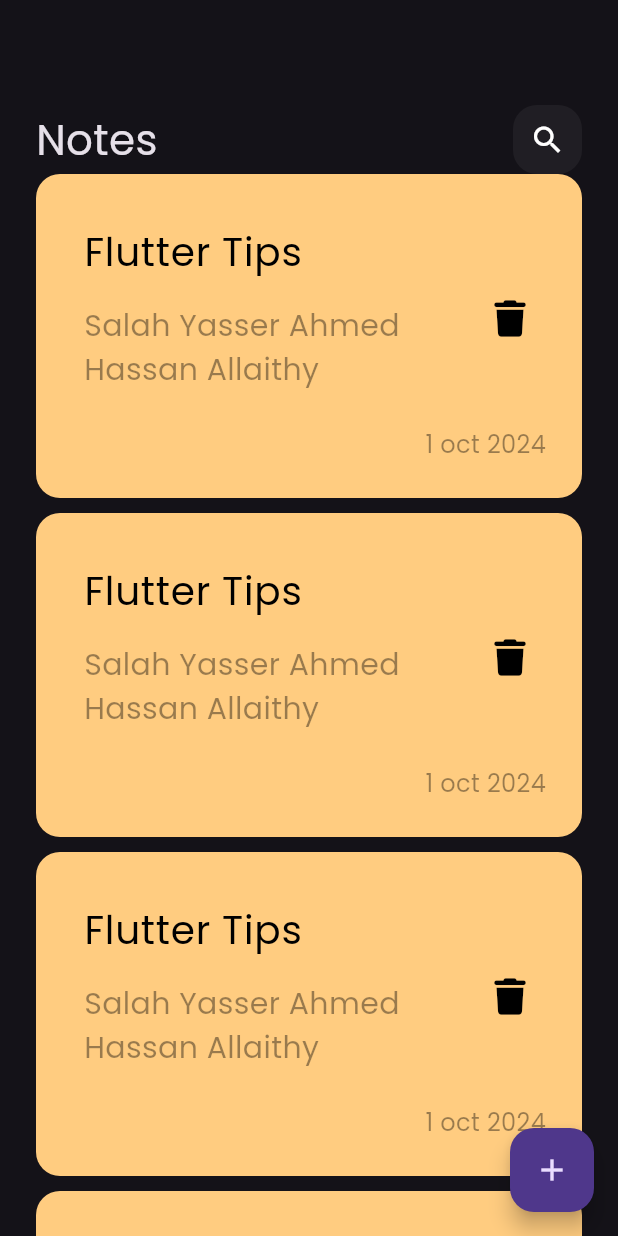
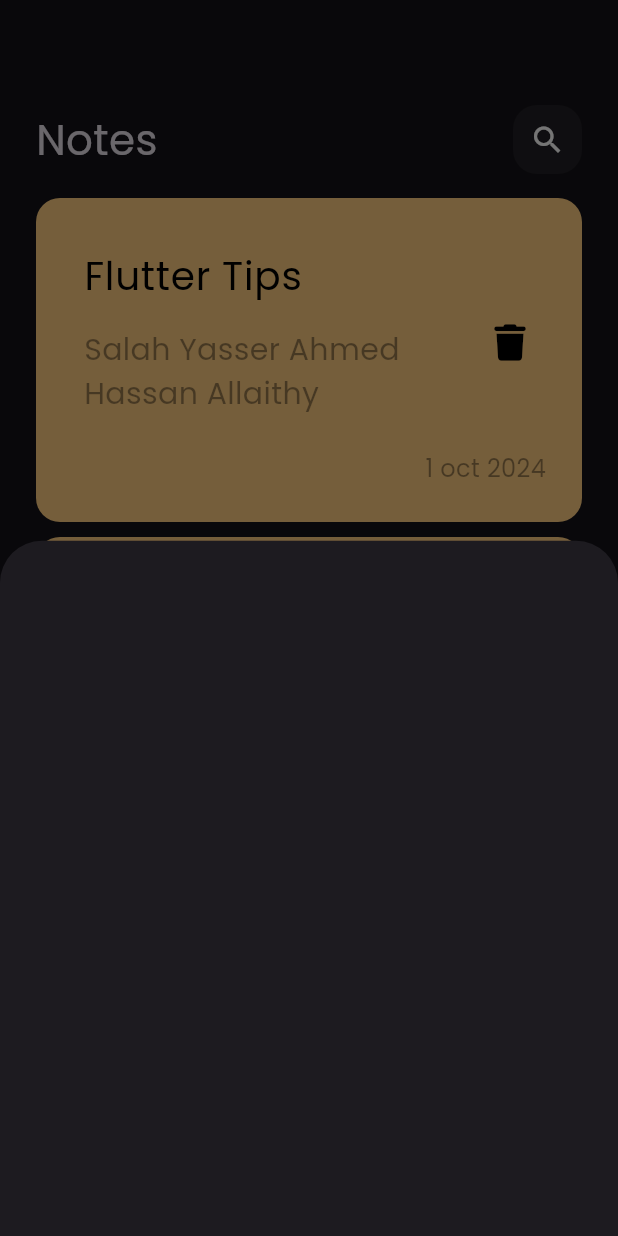
Before and after one commit to SalahYasser/notes_app, a Flutter app: the screen it shows after launch, after a tap on the "add" icon, on a phone screen of 412 x 824 dp. Run offline on Flutter 3.47's test engine with Material 3 defaults, Android fonts, the phone set to English and light mode, and no system bars; our stand-ins replace font_awesome_flutter.

Commit message:
create add_note_bottom_sheet.dart

```diff
--- a/lib/views/notes_view.dart
+++ b/lib/views/notes_view.dart
@@ -1,4 +1,5 @@
 import 'package:flutter/material.dart';
+import 'package:notes_app/views/widgets/add_note_bottom_sheet.dart';
 import 'package:notes_app/views/widgets/notes_view_body.dart';
 
 class NotesView extends StatelessWidget {
@@ -8,7 +9,14 @@ class NotesView extends StatelessWidget {
   Widget build(BuildContext context) {
     return Scaffold(
       floatingActionButton: FloatingActionButton(
-        onPressed: () {},
+        onPressed: () {
+          showModalBottomSheet(
+            context: context,
+            builder: (context) {
+              return AddNoteBottomSheet();
+            },
+          );
+        },
         child: const Icon(Icons.add),
       ),
       body: const NotesViewBody(),
--- /dev/null
+++ b/lib/views/widgets/add_note_bottom_sheet.dart
@@ -0,0 +1,10 @@
+import 'package:flutter/material.dart';
+
+class AddNoteBottomSheet extends StatelessWidget {
+  const AddNoteBottomSheet({super.key});
+
+  @override
+  Widget build(BuildContext context) {
+    return Container();
+  }
+}
--- a/lib/views/widgets/notes_list_view.dart
+++ b/lib/views/widgets/notes_list_view.dart
@@ -2,15 +2,21 @@ import 'package:flutter/material.dart';
 import 'package:notes_app/views/widgets/custom_note_item.dart';
 
 class NotesListView extends StatelessWidget {
-  const NotesListView ({super.key});
+  const NotesListView({super.key});
 
   @override
   Widget build(BuildContext context) {
-    return ListView.builder(itemBuilder: (context, index) {
-      return Padding(
-        padding: const EdgeInsets.only(bottom: 10),
-        child: CustomNoteItem(),
-      );
-    },);
+    return Padding(
+      padding: const EdgeInsets.symmetric(vertical: 16),
+      child: ListView.builder(
+        padding: EdgeInsets.zero,
+        itemBuilder: (context, index) {
+          return Padding(
+            padding: const EdgeInsets.only(bottom: 10),
+            child: CustomNoteItem(),
+          );
+        },
+      ),
+    );
   }
 }
```
